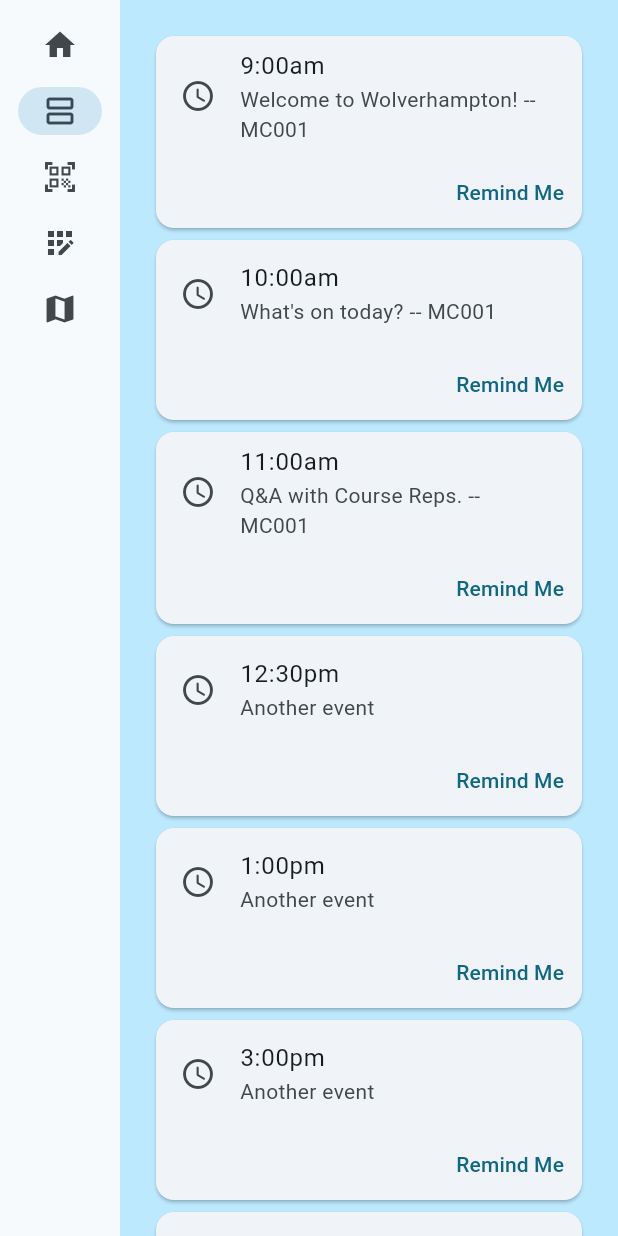
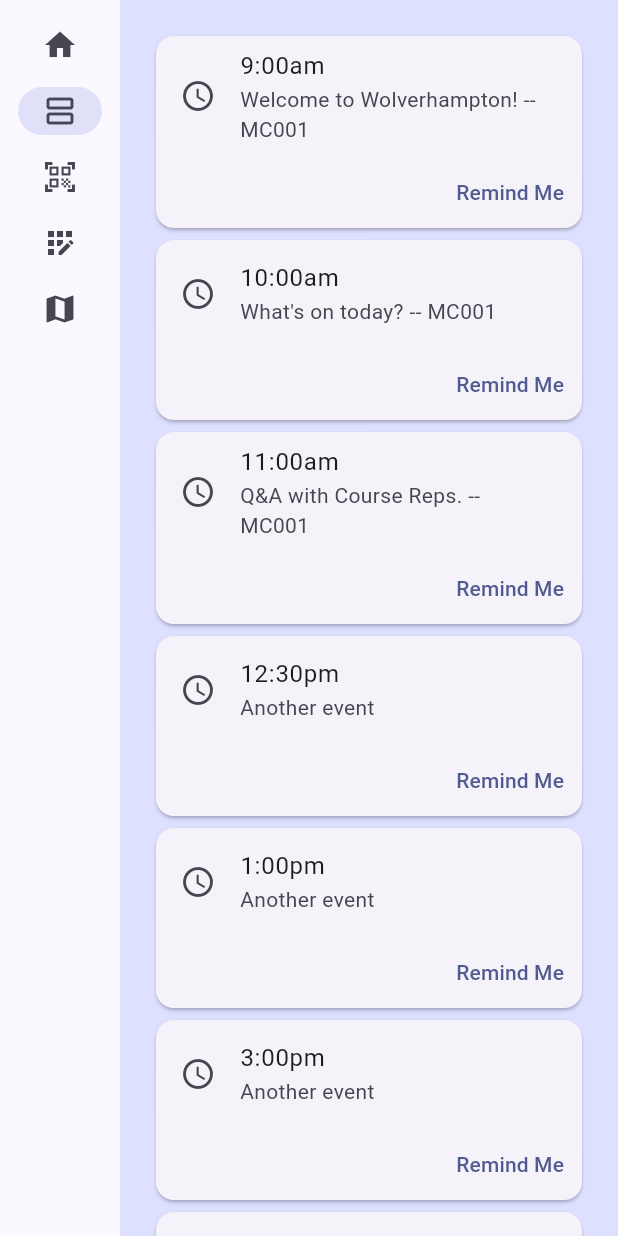
Before and after one commit to JunlinLiWLV/5CS022, a Flutter app: the screen it shows after launch, after a tap on "Timetable", on a phone screen of 412 x 824 dp. Run offline on Flutter 3.47's test engine with Material 3 defaults, Android fonts, the phone set to English and light mode, and no system bars; our stand-ins replace flutter_map, latlong2.

Commit message:
added and fixed comments

```diff
--- a/lib/main.dart
+++ b/lib/main.dart
@@ -14,13 +14,13 @@ class MyApp extends StatelessWidget {
   @override
   Widget build(BuildContext context) {
     return MaterialApp(
-      title: 'Flutter Demo',
+      title: 'WLV Open Day',
       theme: ThemeData(
         // This is the theme of your application.
-        colorScheme: ColorScheme.fromSeed(seedColor: Colors.blueGrey),
+        colorScheme: ColorScheme.fromSeed(seedColor: Colors.indigo),
         useMaterial3: true,
       ),
-      home: const MyHomePage(title: 'Flutter Demo Home Page'),
+      home: const MyHomePage(title: 'WLV Open Day App'),
     );
   }
 }
@@ -32,15 +32,10 @@ class MyHomePage extends StatefulWidget {
   // that it has a State object (defined below) that contains fields that affect
   // how it looks.
 
-  // This class is the configuration for the state. It holds the values (in this
-  // case the title) provided by the parent (in this case the App widget) and
-  // used by the build method of the State. Fields in a Widget subclass are
-  // always marked "final".
-
   final String title;
 
   @override
-  State<MyHomePage> createState() => _MyHomePageState();
+  State<MyHomePage> createState() => _MyHomePageState(); //set the entry point of the application, the home page
 }
 
 class _MyHomePageState extends State<MyHomePage> {
@@ -78,17 +73,17 @@ class _MyHomePageState extends State<MyHomePage> {
           body: Row(
             children: [
               SafeArea(
-                child: NavigationRail(
-                  extended: constraints.maxWidth >= 600,
+                child: NavigationRail( //build the navigation rail
+                  extended: constraints.maxWidth >= 600, //only allow the navigation rail to be 600 pixels wide
                   destinations: [
                     NavigationRailDestination(icon: Icon(Icons.home), label: Text('home')),
                     NavigationRailDestination(icon: Icon(Icons.view_agenda_outlined), label: Text("Timetable")),
                     NavigationRailDestination(icon: Icon(Icons.qr_code_scanner), label: Text("QR Scanner")),
                     NavigationRailDestination(icon: Icon(Icons.app_registration_outlined), label: Text("Register")),
                     NavigationRailDestination(icon: Icon(Icons.map), label: Text("Map"))
-                  ],
+                  ], //define each one of the destinations
 
-                  selectedIndex: selectedPage,
+                  selectedIndex: selectedPage, //change the current page to the selected page
                   onDestinationSelected: (value){
                     setState(() {
                       selectedPage = value;
@@ -97,7 +92,7 @@ class _MyHomePageState extends State<MyHomePage> {
 
                 )
               ),
-              Expanded(
+              Expanded( //define the area for each page
                 child: Container(
                   color: Theme.of(context).colorScheme.primaryContainer,
                   child: page,
@@ -118,17 +113,20 @@ class _MyHomePageState extends State<MyHomePage> {
 
 
 class basePage extends StatelessWidget{
+
+  /// This is currently the default page, it only has a text label as a placeholder
+
   @override
   Widget build(BuildContext context) {
     return Center(
       child: Column(
-        mainAxisAlignment: MainAxisAlignment.center,
+        mainAxisAlignment: MainAxisAlignment.center, //align content to the centre
         children: [
           SizedBox(
             height: 10,
           ),
           Row(
-            mainAxisSize: MainAxisSize.min,
+            mainAxisSize: MainAxisSize.min, //make the row as small as possible
             children: [
               Text("Under Construction")
             ],
@@ -147,11 +145,11 @@ class timeTablePage extends StatelessWidget {
     return LayoutBuilder(
         builder: (context, constraints){
           return SingleChildScrollView(
-            padding: const EdgeInsets.all(20),
+            padding: const EdgeInsets.all(20), //keep a 20 pixel border around the outside of all the time cards
             child: ConstrainedBox(
-                constraints: BoxConstraints(minHeight: constraints.maxHeight),
+                constraints: BoxConstraints(minHeight: constraints.maxHeight), //make the box take up all the available space
                 child: Column(
-                  mainAxisAlignment: MainAxisAlignment.spaceEvenly,
+                  mainAxisAlignment: MainAxisAlignment.spaceEvenly, //space all the following objects to fill out the entire screen space
                   children: [
                     TimeCards(time: '9:00am', eventData: 'Welcome to Wolverhampton! -- MC001',),
                     TimeCards(time: '10:00am', eventData: "What's on today? -- MC001",),
@@ -160,7 +158,6 @@ class timeTablePage extends StatelessWidget {
                     TimeCards(time: '1:00pm', eventData: 'Another event',),
                     TimeCards(time: '3:00pm', eventData: 'Another event',),
                     TimeCards(time: '5:00pm', eventData: 'Another event',),
-
                   ],
                 ),
                 //child: Placeholder(),
@@ -185,6 +182,8 @@ class qrScanPage extends StatelessWidget {
 
 class registerPage extends StatelessWidget {
 
+  ///requires additional work and the DB connector to add proper functionality.
+
   final textController = TextEditingController();
 
   bool isChecked = true;
@@ -202,9 +201,9 @@ class registerPage extends StatelessWidget {
               children: <Widget>[
                 TextField(
                   decoration: InputDecoration(labelText: "Your Name"),
-                  controller: textController,
+                  controller: textController, //add a controller to the box, allows for text to be read
                 ),
-                SizedBox( height: 10 ),
+                SizedBox( height: 10 ), //add space between each one of the text fields
                 TextField(
                   decoration: InputDecoration(labelText: "Email Address"),
                 ),
@@ -224,7 +223,7 @@ class registerPage extends StatelessWidget {
                 ElevatedButton(
                     onPressed: (){
                       print("Registration Pressed");
-                      print(textController.text);
+                      print(textController.text); //print whatever has been entered as a name to the terminal, currently in place to test functionality
                     },
                     child: Text("Register!!")
                 )
--- a/lib/widgets.dart
+++ b/lib/widgets.dart
@@ -18,7 +18,7 @@ class TimeCards extends StatelessWidget {
           children: <Widget>[
             ListTile( //do not use const here, since the variables are declared at runtime.
               leading: Icon(Icons.access_time_rounded),
-              title: Text(time,),
+              title: Text(time),
               subtitle: Text(eventData),
             ),
             Row(
```
Also changed, not shown: lib/map_pages.dart (+10 -10 lines).
